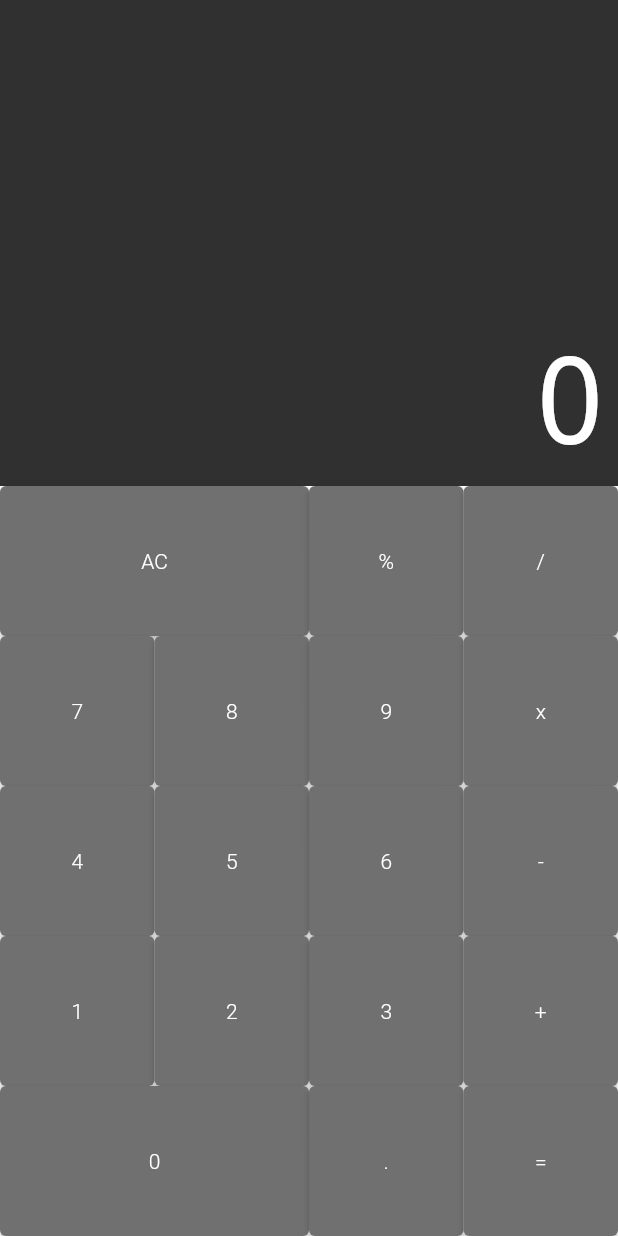
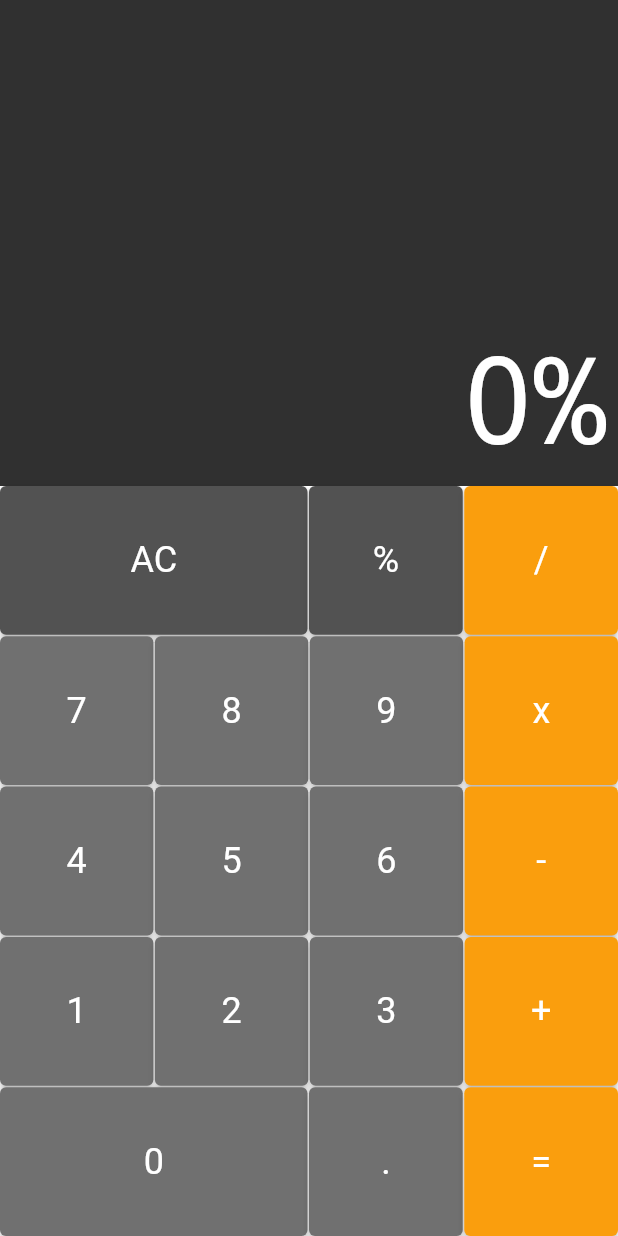
Before and after one commit to ramonmpacheco/mad-calculator, a Flutter app: the screen it shows after launch, after a tap on an icon or button, on a phone screen of 412 x 824 dp. Run offline on Flutter 3.47's test engine with Material 2 defaults, Android fonts, the phone set to English and light mode, and no system bars; drawn by our look-alikes of auto_size_text.

Commit message:
add: graphic interface

```diff
--- a/lib/components/button.dart
+++ b/lib/components/button.dart
@@ -8,25 +8,44 @@ class Button extends StatelessWidget {
   final String text;
   final doubleSpace;
   final Color color;
+  final void Function(String) callBack;
 
-  const Button(
-      {Key? key,
-      required this.text,
-      this.doubleSpace = false,
-      this.color = DEFAULT})
-      : super(key: key);
+  const Button({
+    Key? key,
+    required this.text,
+    this.doubleSpace = false,
+    this.color = DEFAULT,
+    required this.callBack,
+  }) : super(key: key);
+
+  const Button.doubleSpace({
+    Key? key,
+    required this.text,
+    this.doubleSpace = true,
+    this.color = DEFAULT,
+    required this.callBack,
+  }) : super(key: key);
+
+  const Button.operation({
+    Key? key,
+    required this.text,
+    this.doubleSpace = false,
+    this.color = OPERATION,
+    required this.callBack,
+  }) : super(key: key);
 
   @override
   Widget build(BuildContext context) {
     return Expanded(
       flex: doubleSpace ? 2 : 1,
       child: ElevatedButton(
-        onPressed: () {},
+        onPressed: () => callBack(text),
         child: Text(
           text,
           style: TextStyle(
             color: Colors.white,
-            fontWeight: FontWeight.w300,
+            fontWeight: FontWeight.w400,
+            fontSize: 24,
           ),
         ),
         style: ElevatedButton.styleFrom(primary: this.color),
--- a/lib/components/button_row.dart
+++ b/lib/components/button_row.dart
@@ -12,7 +12,12 @@ class ButtonRow extends StatelessWidget {
       flex: 1,
       child: Row(
         crossAxisAlignment: CrossAxisAlignment.stretch,
-        children: buttons,
+        children: buttons.fold(<Widget>[], (list, button) {
+          list.isEmpty
+              ? list.add(button)
+              : list.addAll([SizedBox(width: 1), button]);
+          return list;
+        }),
       ),
     );
   }
--- a/lib/components/keyboard.dart
+++ b/lib/components/keyboard.dart
@@ -3,7 +3,12 @@ import 'package:mad_calculator/components/button.dart';
 import 'package:mad_calculator/components/button_row.dart';
 
 class Keyboard extends StatelessWidget {
-  const Keyboard({Key? key}) : super(key: key);
+  final void Function(String) callBack;
+
+  const Keyboard({
+    Key? key,
+    required this.callBack,
+  }) : super(key: key);
 
   @override
   Widget build(BuildContext context) {
@@ -12,32 +17,45 @@ class Keyboard extends StatelessWidget {
       child: Column(
         children: [
           ButtonRow(buttons: [
-            Button(text: 'AC', doubleSpace: true),
-            Button(text: '%'),
-            Button(text: '/'),
+            Button.doubleSpace(
+                text: 'AC', color: Button.DARK, callBack: callBack),
+            Button(text: '%', color: Button.DARK, callBack: callBack),
+            Button.operation(text: '/', callBack: callBack),
           ]),
+          SizedBox(
+            height: 1,
+          ),
           ButtonRow(buttons: [
-            Button(text: '7'),
-            Button(text: '8'),
-            Button(text: '9'),
-            Button(text: 'x'),
+            Button(text: '7', callBack: callBack),
+            Button(text: '8', callBack: callBack),
+            Button(text: '9', callBack: callBack),
+            Button.operation(text: 'x', callBack: callBack),
           ]),
+          SizedBox(
+            height: 1,
+          ),
           ButtonRow(buttons: [
-            Button(text: '4'),
-            Button(text: '5'),
-            Button(text: '6'),
-            Button(text: '-'),
+            Button(text: '4', callBack: callBack),
+            Button(text: '5', callBack: callBack),
+            Button(text: '6', callBack: callBack),
+            Button.operation(text: '-', callBack: callBack),
           ]),
+          SizedBox(
+            height: 1,
+          ),
           ButtonRow(buttons: [
-            Button(text: '1'),
-            Button(text: '2'),
-            Button(text: '3'),
-            Button(text: '+'),
+            Button(text: '1', callBack: callBack),
+            Button(text: '2', callBack: callBack),
+            Button(text: '3', callBack: callBack),
+            Button.operation(text: '+', callBack: callBack),
           ]),
+          SizedBox(
+            height: 1,
+          ),
           ButtonRow(buttons: [
-            Button(text: '0', doubleSpace: true),
-            Button(text: '.'),
-            Button(text: '='),
+            Button.doubleSpace(text: '0', callBack: callBack),
+            Button(text: '.', callBack: callBack),
+            Button.operation(text: '=', callBack: callBack),
           ]),
         ],
       ),
--- a/lib/models/engine.dart
+++ b/lib/models/engine.dart
@@ -1 +1,19 @@
-class Engine {}
+class Engine {
+  String _value = '0';
+
+  String get value {
+    return _value;
+  }
+
+  void applyCommand(String command) {
+    if (command == 'AC') {
+      _allClear();
+      return;
+    }
+    _value += command;
+  }
+
+  _allClear() {
+    _value = '0';
+  }
+}
--- a/lib/screens/calculator.dart
+++ b/lib/screens/calculator.dart
@@ -1,17 +1,33 @@
 import 'package:flutter/material.dart';
 import 'package:mad_calculator/components/display.dart';
 import 'package:mad_calculator/components/keyboard.dart';
+import 'package:mad_calculator/models/engine.dart';
 
-class Calculator extends StatelessWidget {
+class Calculator extends StatefulWidget {
   const Calculator({Key? key}) : super(key: key);
+
+  @override
+  _CalculatorState createState() => _CalculatorState();
+}
+
+class _CalculatorState extends State<Calculator> {
+  final Engine engine = Engine();
+
+  _onPressed(String command) {
+    setState(() {
+      engine.applyCommand(command);
+    });
+  }
 
   @override
   Widget build(BuildContext context) {
     return MaterialApp(
       home: Column(
         children: [
-          Display(text: "0"),
-          Keyboard(),
+          Display(text: engine.value),
+          Keyboard(
+            callBack: _onPressed,
+          ),
         ],
       ),
     );
```
